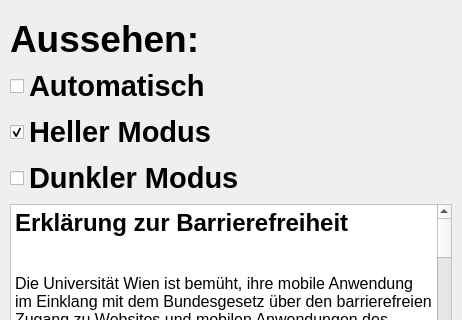
Above: klingelballui.ui from Sammasas/Klingelball-App before the change; both pictures show x 0 to 462 and y 0 to 320 of the 462 by 785 pixel window. Below: the same form after it.
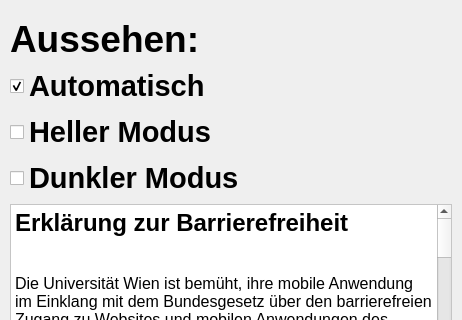
That is the form after the change. The open tabs and pages were chosen to show the change. Icons and pictures are not drawn.

```diff
--- a/klingelballui.ui
+++ b/klingelballui.ui
@@ -2338,6 +2338,9 @@
           <property name="text">
            <string>Automatisch</string>
           </property>
+          <property name="checked">
+           <bool>true</bool>
+          </property>
          </widget>
         </item>
         <item>
@@ -2358,7 +2361,7 @@
            </size>
           </property>
           <property name="checked">
-           <bool>true</bool>
+           <bool>false</bool>
           </property>
           <property name="tristate">
            <bool>false</bool>
```
Left out of the diff: 8 changed lines with no effect on the pictures.
